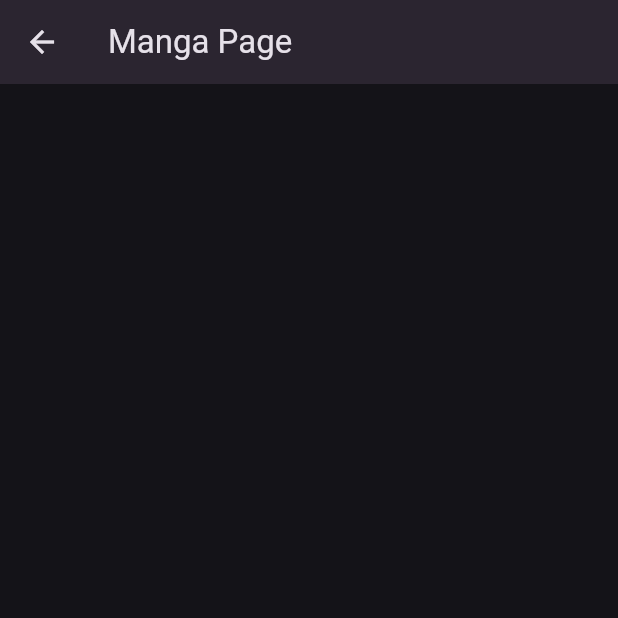
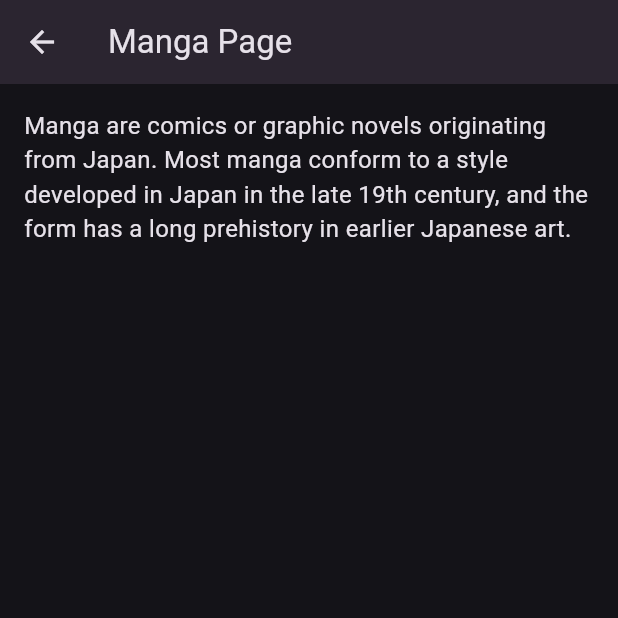
Before and after one commit to Necozz/KawaiiLibrary_App, a Flutter app: the MangaPage screen opened directly, on a phone screen of 412 x 824 dp, the top half of it. Run offline on Flutter 3.47's test engine with Material 3 defaults, Android fonts, the phone set to English and light mode, and no system bars.

Commit message:
Update asset paths and add manga page description

```diff
--- a/lib/pages/manga_page.dart
+++ b/lib/pages/manga_page.dart
@@ -13,18 +13,19 @@ class MangaPage extends StatelessWidget {
           child: Text('Manga Page'),
         ),
         backgroundColor: const Color(0xFFF5BFFF).withOpacity(0.1),
-                systemOverlayStyle: SystemUiOverlayStyle.light,
+        systemOverlayStyle: SystemUiOverlayStyle.light,
       ),
       body: Container(
         color: Theme.of(context).scaffoldBackgroundColor,
         child: const Padding(
           padding: EdgeInsets.all(16.0),
           child: Align(
-        alignment: Alignment.topLeft,
-        child: Text(
-          " ",
-          textAlign: TextAlign.left,
-        ),
+            alignment: Alignment.topLeft,
+            child: Text(
+              "Manga are comics or graphic novels originating from Japan. Most manga conform to a style developed in Japan in the late 19th century, and the form has a long prehistory in earlier Japanese art.",
+              textAlign: TextAlign.left,
+              style: TextStyle(fontSize: 16.0),
+            ),
           ),
         ),
       ),
```
Also changed, not shown: 7 other files.
